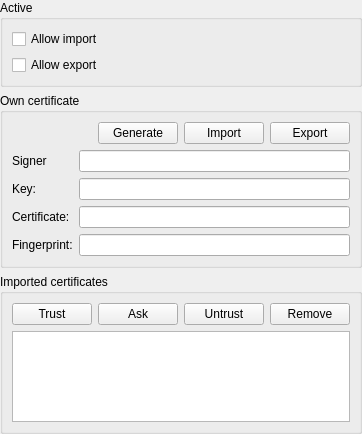
Old version of the form src/keeshare/SettingsWidgetKeeShare.ui in the repository keepassxreboot/keepassxc.
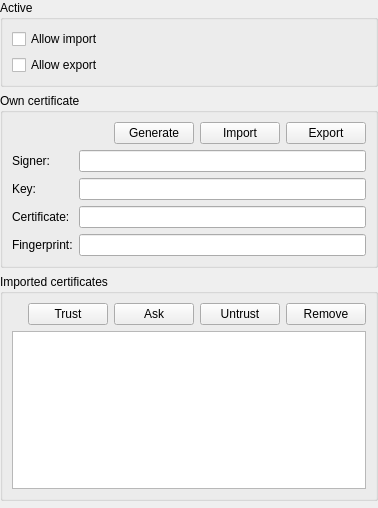
New version of the form.

Commit message: Add missing colon to SettingsWidgetKeeShare.ui

```diff
--- a/src/keeshare/SettingsWidgetKeeShare.ui
+++ b/src/keeshare/SettingsWidgetKeeShare.ui
@@ -6,8 +6,8 @@
    <rect>
     <x>0</x>
     <y>0</y>
-    <width>327</width>
-    <height>434</height>
+    <width>378</width>
+    <height>508</height>
    </rect>
   </property>
   <layout class="QVBoxLayout" name="verticalLayout" stretch="0,0,0,0">
@@ -82,7 +82,7 @@
       <item row="2" column="0">
        <widget class="QLabel" name="ownCertificateSignerLabel">
         <property name="text">
-         <string>Signer</string>
+         <string>Signer:</string>
         </property>
        </widget>
       </item>
```
